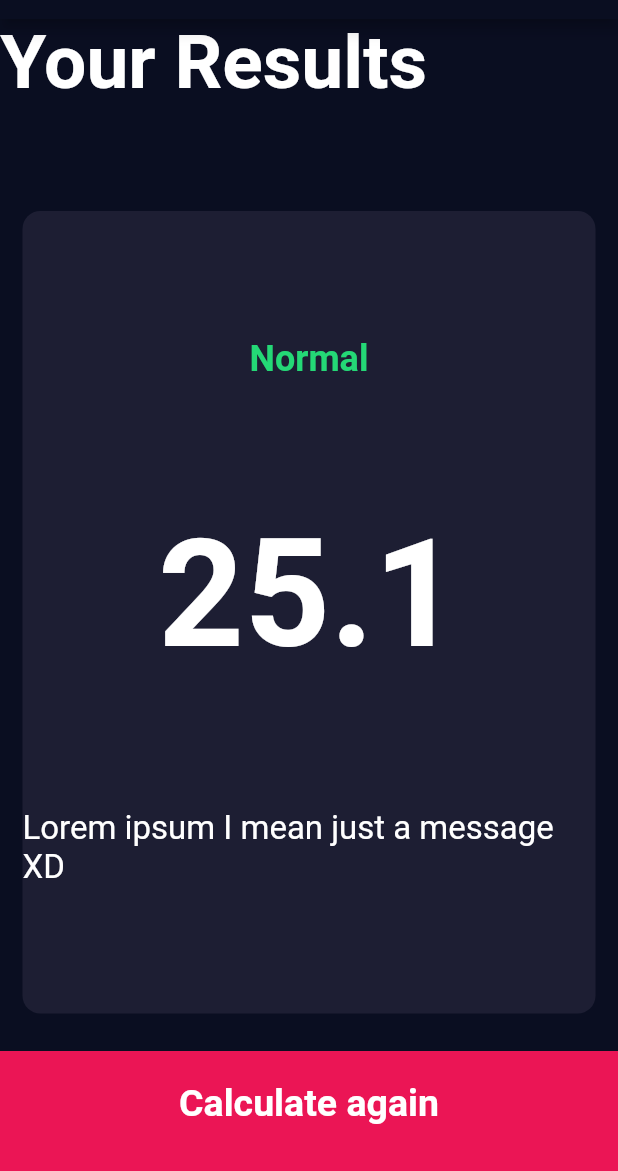
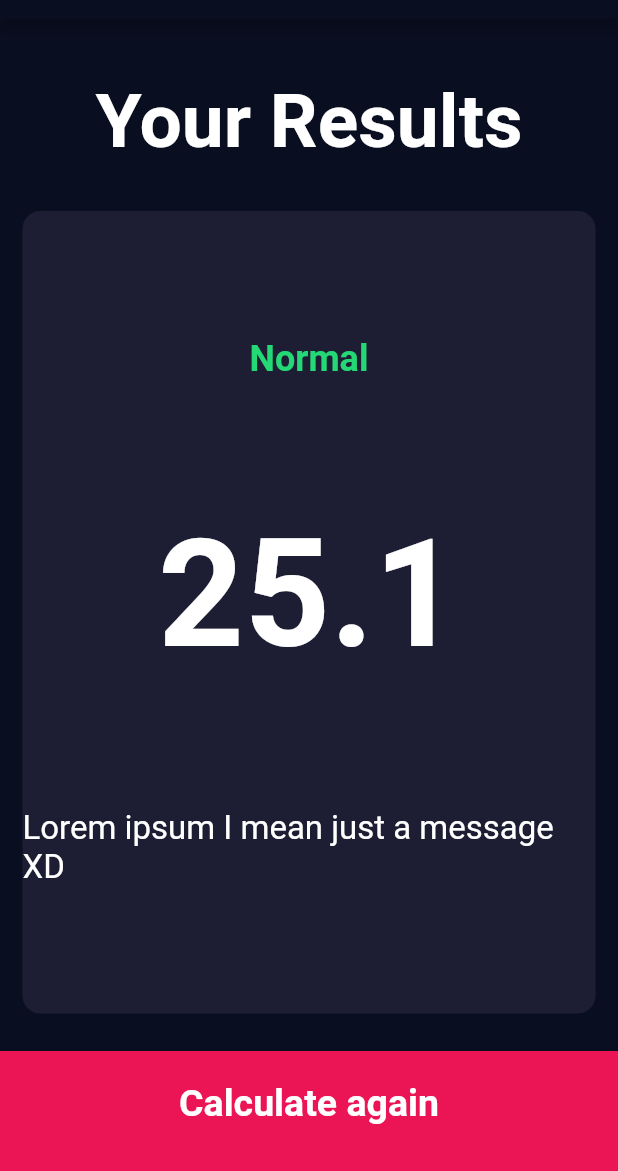
Before and after one commit to ing-arriola/bmiCalculatorFlutter, a Flutter app: the Results screen opened by its route, on a phone screen of 412 x 824 dp, the part 65-1236 px from its top. Run offline on Flutter 3.47's test engine with Material 2 defaults, Android fonts, the phone set to English and light mode, and no system bars; our stand-ins replace font_awesome_flutter.

Commit message:
project structure refactored and results page completed

```diff
--- a/lib/bottom_button.dart
+++ b/lib/components/bottom_button.dart
@@ -1,5 +1,5 @@
 import 'package:flutter/material.dart';
-import 'constants.dart';
+import '../constants.dart';
 
 class BottomButton extends StatelessWidget {
   final String route;
--- a/lib/icon_content.dart
+++ b/lib/components/icon_content.dart
@@ -1,5 +1,5 @@
 import 'package:flutter/material.dart';
-import 'constants.dart';
+import '../constants.dart';
 
 class CardContent extends StatelessWidget {
   final String textContent;
--- a/lib/main.dart
+++ b/lib/main.dart
@@ -1,6 +1,6 @@
 import 'package:flutter/material.dart';
-import 'input_page.dart';
-import 'results_page.dart';
+import 'pages/input_page.dart';
+import 'pages/results_page.dart';
 
 void main() => runApp(BMICalculator());
 
--- a/lib/results_page.dart
+++ b/lib/pages/results_page.dart
@@ -1,8 +1,8 @@
-import 'package:bmi_calculator/reusable_card.dart';
+import 'package:bmi_calculator/components/reusable_card.dart';
 import 'package:flutter/material.dart';
-import 'constants.dart';
-import 'reusable_card.dart';
-import 'bottom_button.dart';
+import '../constants.dart';
+import '../components/reusable_card.dart';
+import '../components/bottom_button.dart';
 
 class Results extends StatelessWidget {
   @override
@@ -17,6 +17,8 @@ class Results extends StatelessWidget {
         children: [
           Expanded(
             child: Container(
+              padding: EdgeInsets.all(15),
+              alignment: Alignment.bottomCenter,
               child: Text(
                 'Your Results',
                 style: kTitleTextSyle,
```
Also changed, not shown: lib/components/rounded_button.dart (added, +21 -0 lines), lib/pages/input_page.dart (renamed from lib/input_page.dart, +5 -24 lines), lib/components/reusable_card.dart (renamed from lib/reusable_card.dart).
